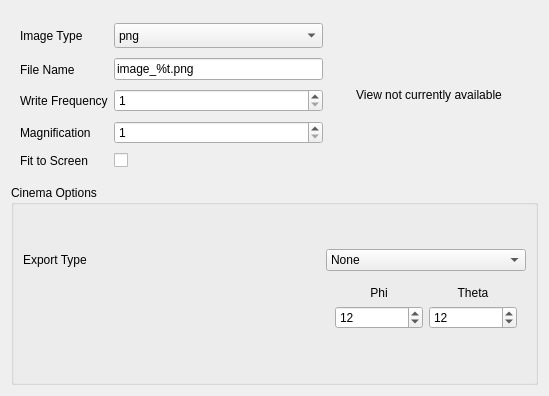
First picture: the form in Qt/Components/Resources/UI/pqImageOutputInfo.ui, repository Kitware/ParaView, before the edit.
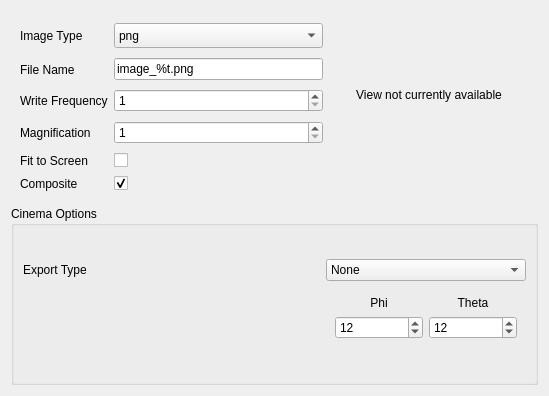
Second picture: the form after the edit.

Patch:
```diff
--- a/Qt/Components/Resources/UI/pqImageOutputInfo.ui
+++ b/Qt/Components/Resources/UI/pqImageOutputInfo.ui
@@ -236,6 +236,26 @@
           </property>
          </widget>
         </item>
+        <item row="5" column="1">
+         <widget class="QCheckBox" name="composite">
+          <property name="toolTip">
+           <string>Whether to export specA or B format stores</string>
+          </property>
+          <property name="text">
+           <string/>
+          </property>
+          <property name="checked">
+           <bool>true</bool>
+          </property>
+         </widget>
+        </item>
+        <item row="5" column="0">
+         <widget class="QLabel" name="label_2">
+          <property name="text">
+           <string>Composite</string>
+          </property>
+         </widget>
+        </item>
        </layout>
       </item>
      </layout>
```
